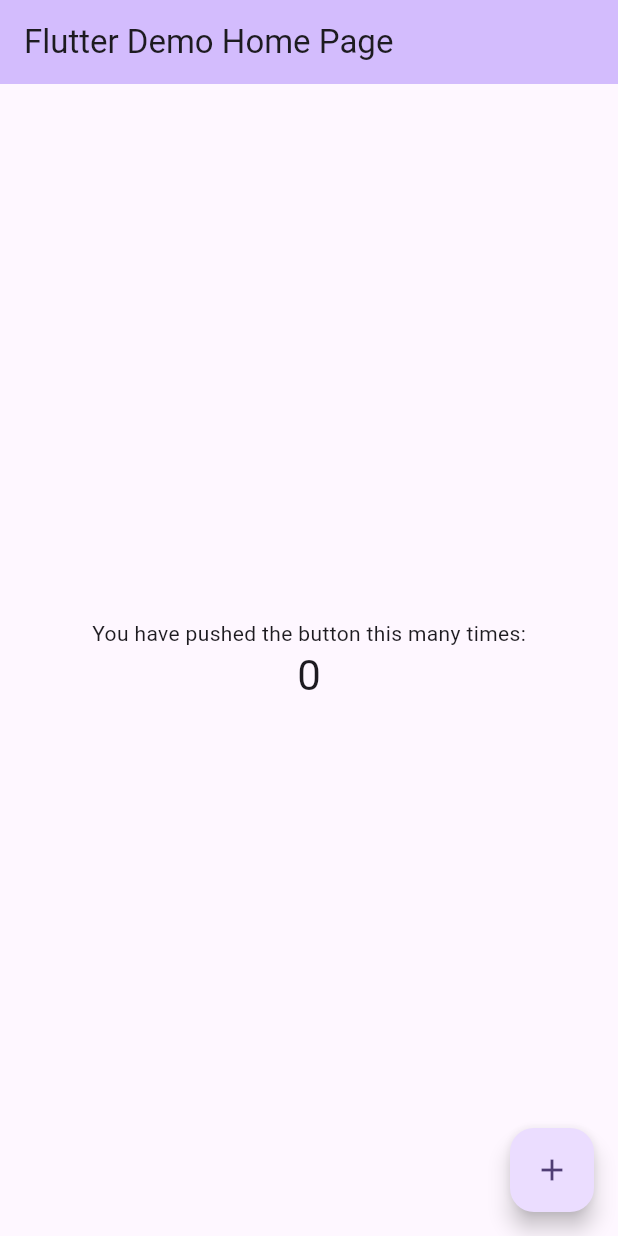
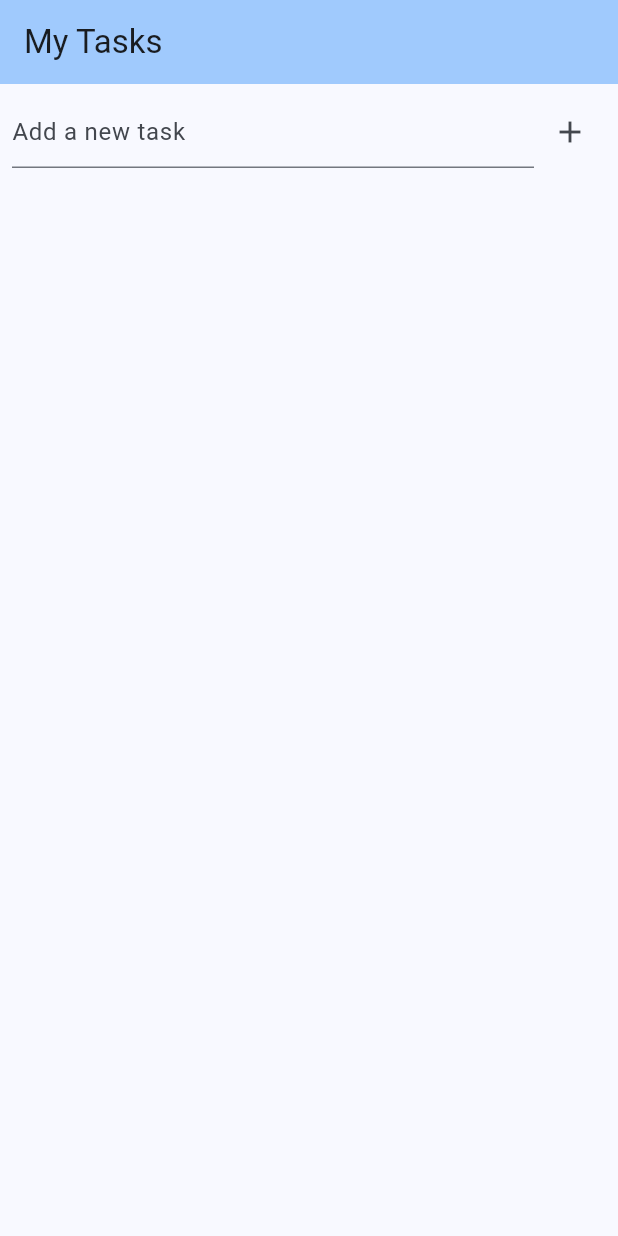
Before and after one commit to EderBla04/organize_me, a Flutter app: the screen it shows after launch, on a phone screen of 412 x 824 dp. Run offline on Flutter 3.47's test engine with Material 3 defaults, Android fonts, the phone set to English and light mode, and no system bars.

Commit message:
se agrego MVC

```diff
--- /dev/null
+++ b/lib/controllers/task_controller.dart
@@ -0,0 +1,27 @@
+import '../models/task.dart';
+
+class TaskController {
+  List<Task> _tasks = [];
+
+  List<Task> get tasks => _tasks;
+
+  void addTask(String title) {
+    final task = Task(
+      id: DateTime.now().toString(),
+      title: title,
+      createdAt: DateTime.now(),
+    );
+    _tasks.add(task);
+  }
+
+  void toggleTask(String id) {
+    final taskIndex = _tasks.indexWhere((task) => task.id == id);
+    if (taskIndex != -1) {
+      _tasks[taskIndex].isCompleted = !_tasks[taskIndex].isCompleted;
+    }
+  }
+
+  void deleteTask(String id) {
+    _tasks.removeWhere((task) => task.id == id);
+  }
+}
--- a/lib/main.dart
+++ b/lib/main.dart
@@ -1,4 +1,5 @@
 import 'package:flutter/material.dart';
+import 'views/task_list_screen.dart';
 
 void main() {
   runApp(const MyApp());
@@ -7,119 +8,18 @@
 class MyApp extends StatelessWidget {
   const MyApp({super.key});
 
-  // This widget is the root of your application.
   @override
   Widget build(BuildContext context) {
     return MaterialApp(
-      title: 'Flutter Demo',
+      title: 'OrganizeMe',
       theme: ThemeData(
-        // This is the theme of your application.
-        //
-        // TRY THIS: Try running your application with "flutter run". You'll see
-        // the application has a purple toolbar. Then, without quitting the app,
-        // try changing the seedColor in the colorScheme below to Colors.green
-        // and then invoke "hot reload" (save your changes or press the "hot
-        // reload" button in a Flutter-supported IDE, or press "r" if you used
-        // the command line to start the app).
-        //
-        // Notice that the counter didn't reset back to zero; the application
-        // state is not lost during the reload. To reset the state, use hot
-        // restart instead.
-        //
-        // This works for code too, not just values: Most code changes can be
-        // tested with just a hot reload.
-        colorScheme: ColorScheme.fromSeed(seedColor: Colors.deepPurple),
+        colorScheme: ColorScheme.fromSeed(seedColor: Colors.blue),
         useMaterial3: true,
       ),
-      home: const MyHomePage(title: 'Flutter Demo Home Page'),
+      initialRoute: '/',
+      routes: {
+        '/': (context) => const TaskListScreen(),
+      },
     );
   }
 }
-
-class MyHomePage extends StatefulWidget {
-  const MyHomePage({super.key, required this.title});
-
-  // This widget is the home page of your application. It is stateful, meaning
-  // that it has a State object (defined below) that contains fields that affect
-  // how it looks.
-
-  // This class is the configuration for the state. It holds the values (in this
-  // case the title) provided by the parent (in this case the App widget) and
-  // used by the build method of the State. Fields in a Widget subclass are
-  // always marked "final".
-
-  final String title;
-
-  @override
-  State<MyHomePage> createState() => _MyHomePageState();
-}
-
-class _MyHomePageState extends State<MyHomePage> {
-  int _counter = 0;
-
-  void _incrementCounter() {
-    setState(() {
-      // This call to setState tells the Flutter framework that something has
-      // changed in this State, which causes it to rerun the build method below
-      // so that the display can reflect the updated values. If we changed
-      // _counter without calling setState(), then the build method would not be
-      // called again, and so nothing would appear to happen.
-      _counter++;
-    });
-  }
-
-  @override
-  Widget build(BuildContext context) {
-    // This method is rerun every time setState is called, for instance as done
-    // by the _incrementCounter method above.
-    //
-    // The Flutter framework has been optimized to make rerunning build methods
-    // fast, so that you can just rebuild anything that needs updating rather
-    // than having to individually change instances of widgets.
-    return Scaffold(
-      appBar: AppBar(
-        // TRY THIS: Try changing the color here to a specific color (to
-        // Colors.amber, perhaps?) and trigger a hot reload to see the AppBar
-        // change color while the other colors stay the same.
-        backgroundColor: Theme.of(context).colorScheme.inversePrimary,
-        // Here we take the value from the MyHomePage object that was created by
-        // the App.build method, and use it to set our appbar title.
-        title: Text(widget.title),
-      ),
-      body: Center(
-        // Center is a layout widget. It takes a single child and positions it
-        // in the middle of the parent.
-        child: Column(
-          // Column is also a layout widget. It takes a list of children and
-          // arranges them vertically. By default, it sizes itself to fit its
-          // children horizontally, and tries to be as tall as its parent.
-          //
-          // Column has various properties to control how it sizes itself and
-          // how it positions its children. Here we use mainAxisAlignment to
-          // center the children vertically; the main axis here is the vertical
-          // axis because Columns are vertical (the cross axis would be
-          // horizontal).
-          //
-          // TRY THIS: Invoke "debug painting" (choose the "Toggle Debug Paint"
-          // action in the IDE, or press "p" in the console), to see the
-          // wireframe for each widget.
-          mainAxisAlignment: MainAxisAlignment.center,
-          children: <Widget>[
-            const Text(
-              'You have pushed the button this many times:',
-            ),
-            Text(
-              '$_counter',
-              style: Theme.of(context).textTheme.headlineMedium,
-            ),
-          ],
-        ),
-      ),
-      floatingActionButton: FloatingActionButton(
-        onPressed: _incrementCounter,
-        tooltip: 'Increment',
-        child: const Icon(Icons.add),
-      ), // This trailing comma makes auto-formatting nicer for build methods.
-    );
-  }
-}
--- /dev/null
+++ b/lib/models/task.dart
@@ -0,0 +1,13 @@
+class Task {
+  String id;
+  String title;
+  bool isCompleted;
+  DateTime createdAt;
+
+  Task({
+    required this.id,
+    required this.title,
+    this.isCompleted = false,
+    required this.createdAt,
+  });
+}
--- /dev/null
+++ b/lib/views/task_list_screen.dart
@@ -0,0 +1,87 @@
+import 'package:flutter/material.dart';
+import '../controllers/task_controller.dart';
+
+class TaskListScreen extends StatefulWidget {
+  const TaskListScreen({super.key});
+
+  @override
+  State<TaskListScreen> createState() => _TaskListScreenState();
+}
+
+class _TaskListScreenState extends State<TaskListScreen> {
+  final TaskController _controller = TaskController();
+  final _textController = TextEditingController();
+
+  @override
+  Widget build(BuildContext context) {
+    return Scaffold(
+      appBar: AppBar(
+        title: const Text('My Tasks'),
+        backgroundColor: Theme.of(context).colorScheme.inversePrimary,
+      ),
+      body: Column(
+        children: [
+          Padding(
+            padding: const EdgeInsets.all(8.0),
+            child: Row(
+              children: [
+                Expanded(
+                  child: TextField(
+                    controller: _textController,
+                    decoration: const InputDecoration(
+                      hintText: 'Add a new task',
+                    ),
+                  ),
+                ),
+                IconButton(
+                  icon: const Icon(Icons.add),
+                  onPressed: () {
+                    if (_textController.text.isNotEmpty) {
+                      setState(() {
+                        _controller.addTask(_textController.text);
+                        _textController.clear();
+                      });
+                    }
+                  },
+                ),
+              ],
+            ),
+          ),
+          Expanded(
+            child: ListView.builder(
+              itemCount: _controller.tasks.length,
+              itemBuilder: (context, index) {
+                final task = _controller.tasks[index];
+                return ListTile(
+                  title: Text(
+                    task.title,
+                    style: TextStyle(
+                      decoration:
+                          task.isCompleted ? TextDecoration.lineThrough : null,
+                    ),
+                  ),
+                  leading: Checkbox(
+                    value: task.isCompleted,
+                    onChanged: (_) {
+                      setState(() {
+                        _controller.toggleTask(task.id);
+                      });
+                    },
+                  ),
+                  trailing: IconButton(
+                    icon: const Icon(Icons.delete),
+                    onPressed: () {
+                      setState(() {
+                        _controller.deleteTask(task.id);
+                      });
+                    },
+                  ),
+                );
+              },
+            ),
+          ),
+        ],
+      ),
+    );
+  }
+}
```
